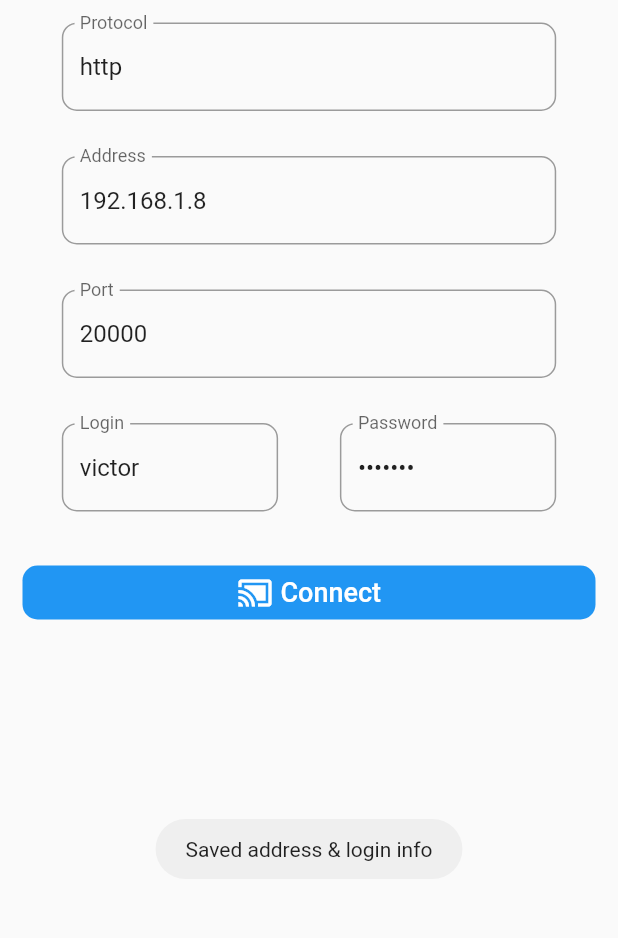
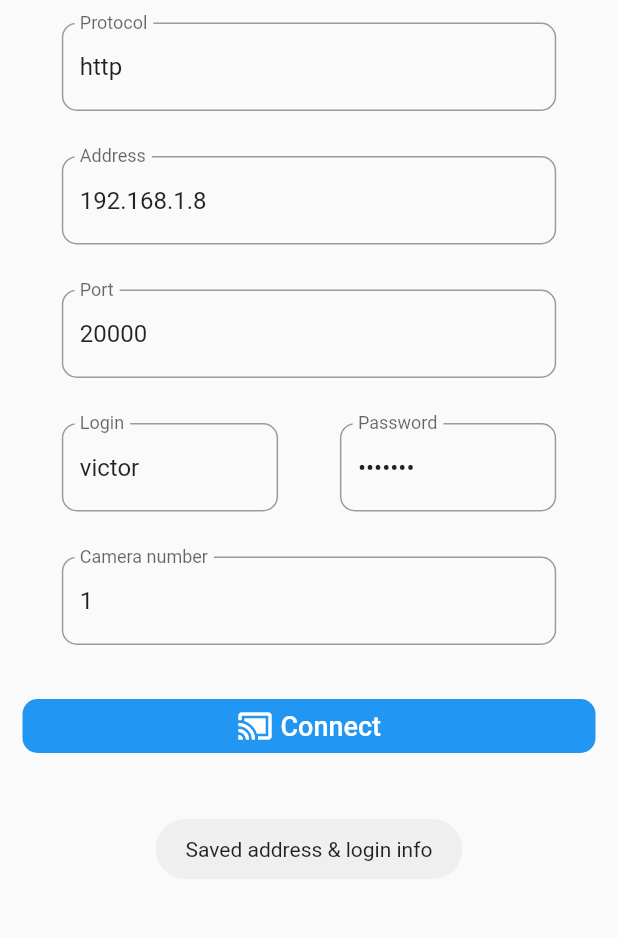
Before and after one commit to batfolx/esp_cam_app, a Flutter app: the screen it shows after launch, after a tap on "Connect", after a tap on the "save alt" icon, on a phone screen of 412 x 824 dp, the part 261-1199 px from its top. Run offline on Flutter 3.47's test engine with Material 2 defaults, Android fonts, the light colour scheme and no system bars; our stand-ins replace fluttertoast, gallery_saver, image_picker, socket_io_client; network calls fail.

Commit message:
added camera number in connect page

```diff
--- a/lib/connect_layout.dart
+++ b/lib/connect_layout.dart
@@ -19,6 +19,7 @@ class _ConnectState extends State<Connect> {
   TextEditingController port;
   TextEditingController login;
   TextEditingController password;
+  TextEditingController camera;
   String loginErr;
   String passwordErr;
   Widget loadingWidget;
@@ -34,6 +35,7 @@ class _ConnectState extends State<Connect> {
     port = new TextEditingController();
     login = new TextEditingController();
     password = new TextEditingController();
+    camera = new TextEditingController();
     proto.text = "http";
     port.text = "20000";
     addr.text = "192.168.1.8";
@@ -51,6 +53,7 @@ class _ConnectState extends State<Connect> {
     port.dispose();
     login.dispose();
     password.dispose();
+    camera.dispose();
   }
 
   /// Get the saved preferences (proto, addr) so
@@ -67,6 +70,7 @@ class _ConnectState extends State<Connect> {
       port.text = preferences['port'];
       login.text = preferences['login'];
       password.text = preferences['password'];
+      camera.text = preferences['camera'];
     });
 
   }
@@ -76,7 +80,7 @@ class _ConnectState extends State<Connect> {
 
     await savePreferencesToFile(
         proto.text.trim(), addr.text.trim(), port.text.trim(),
-        login.text, password.text);
+        login.text, password.text, camera.text.trim());
 
     Fluttertoast.showToast(msg: "Saved address & login info");
 
@@ -215,6 +219,23 @@ class _ConnectState extends State<Connect> {
                   ],
                 ),
               ),
+              SizedBox(height: 30,),
+              Container(
+                width: MediaQuery.of(context).size.width * 0.8,
+                child: TextField(
+                  controller: camera,
+                  decoration: InputDecoration(
+                      border: OutlineInputBorder(
+                          borderRadius: BorderRadius.circular(10),
+                          borderSide: BorderSide(
+                              color: Colors.black
+                          )
+                      ),
+                      hintText: "Camera number",
+                      labelText: "Camera number"
+                  ),
+                ),
+              ),
               SizedBox(height: 30),
               Container(
                 width: MediaQuery.of(context).size.width - 30,
@@ -250,7 +271,7 @@ class _ConnectState extends State<Connect> {
                         setState(() {
                           loadingWidget = Container();
                         });
-                        CCTVArgs args = new CCTVArgs(proto.text, addr.text, port.text, login.text, password.text);
+                        CCTVArgs args = new CCTVArgs(proto.text, addr.text, port.text, login.text, password.text, camera.text);
                         await Navigator.pushNamed(context, "CCTVState", arguments: args);
 
                       } else {
--- a/lib/preferences.dart
+++ b/lib/preferences.dart
@@ -5,7 +5,7 @@ import 'package:path_provider/path_provider.dart';
 const FILENAME = "prefs.json";
 
 Future<dynamic> savePreferencesToFile(String proto,
-    String addr, String port, String login, String password) async {
+    String addr, String port, String login, String password, String camera) async {
 
   // get the directory
   Directory dir = await getApplicationDocumentsDirectory();
@@ -19,7 +19,8 @@ Future<dynamic> savePreferencesToFile(String proto,
     "addr": addr,
     "port": port,
     "login": login,
-    "password": password
+    "password": password,
+    "camera": camera
   };
 
   File f = new File("$path/$FILENAME");
@@ -48,7 +49,8 @@ Future<dynamic> getPreferences() async {
       "addr": "192.168.1.8",
       "port": "20000",
       "login": "victor",
-      "password": "batfolx"
+      "password": "batfolx",
+      "camera": "1"
     };
 
   } else {
@@ -61,7 +63,8 @@ Future<dynamic> getPreferences() async {
         "addr": "192.168.1.8",
         "port": "20000",
         "login": "victor",
-        "password": "batfolx"
+        "password": "batfolx",
+        "camera": "1"
       };
     }
   }
```
Also changed, not shown: lib/cctv_layout.dart (+54 -43 lines).
